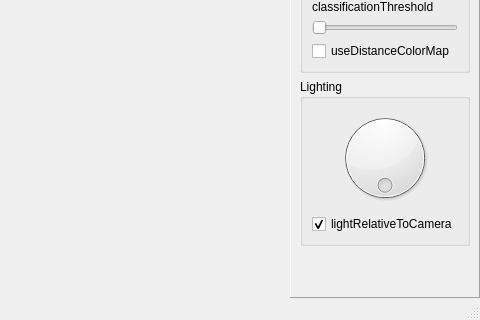
Before: the Qt Designer form Widgets/NQVTKWindow.ui in bwrrp/nqvtk, drawn with Qt 5; both pictures show x 320 to 800 and y 430 to 750 of the 800 by 750 pixel window.
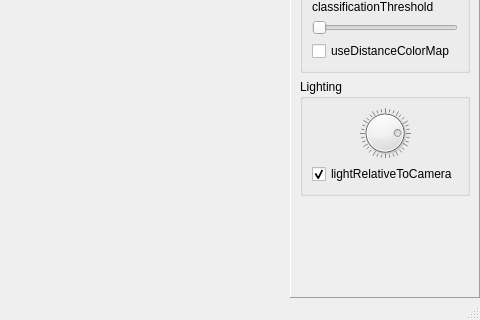
After: the same form once the commit is applied. Custom widgets are drawn as their Qt base class.

Diff of the .ui file:
```diff
--- a/Widgets/NQVTKWindow.ui
+++ b/Widgets/NQVTKWindow.ui
@@ -318,6 +318,18 @@
          <layout class="QVBoxLayout" name="verticalLayout" >
           <item>
            <widget class="QDial" name="lightOffsetDirection" >
+            <property name="sizePolicy" >
+             <sizepolicy vsizetype="Fixed" hsizetype="Preferred" >
+              <horstretch>0</horstretch>
+              <verstretch>0</verstretch>
+             </sizepolicy>
+            </property>
+            <property name="maximumSize" >
+             <size>
+              <width>16777215</width>
+              <height>50</height>
+             </size>
+            </property>
             <property name="maximum" >
              <number>360</number>
             </property>
@@ -327,14 +339,17 @@
             <property name="pageStep" >
              <number>15</number>
             </property>
+            <property name="value" >
+             <number>270</number>
+            </property>
             <property name="wrapping" >
              <bool>true</bool>
             </property>
             <property name="notchTarget" >
-             <double>5.000000000000000</double>
+             <double>2.000000000000000</double>
             </property>
             <property name="notchesVisible" >
-             <bool>false</bool>
+             <bool>true</bool>
             </property>
            </widget>
           </item>
```
